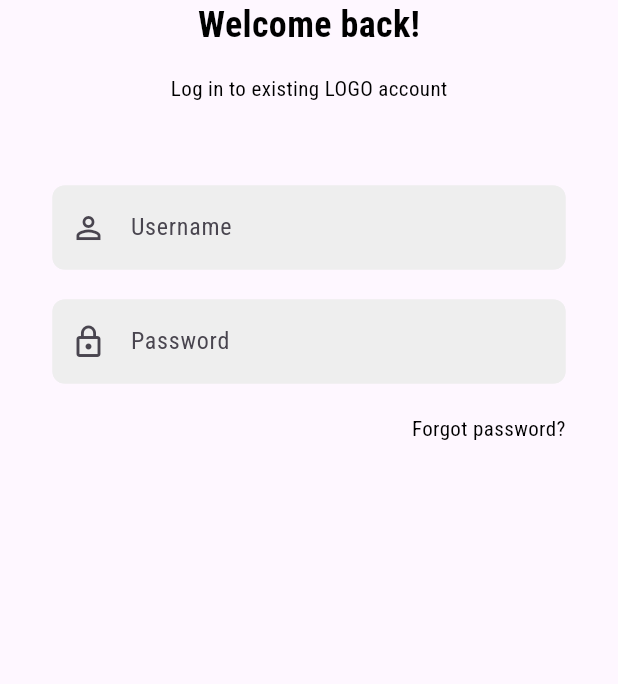
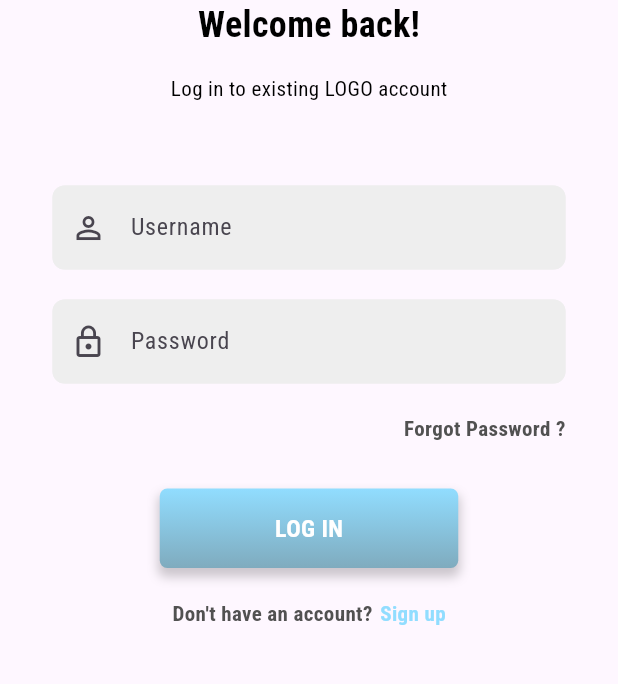
Before and after one commit to MosaadIbrahimB/Modern-Authentication-App, a Flutter app: the screen it shows after launch, on a phone screen of 412 x 824 dp, the part 380-1064 px from its top. Run offline on Flutter 3.47's test engine with Material 3 defaults, Android fonts, the phone set to English and light mode, and no system bars; our stand-ins replace flutter_svg.

Commit message:
add login screen +finish all but  todo icon in footer screen

```diff
--- a/lib/feature/auth/screen/login_screen.dart
+++ b/lib/feature/auth/screen/login_screen.dart
@@ -1,6 +1,7 @@
 import 'package:flutter/material.dart';
 import 'package:flutter_svg/svg.dart';
 import 'package:modern_authentication_app/core/widget/logo_widget.dart';
+import 'package:modern_authentication_app/utils/app_color.dart';
 
 import '../widget/password_text_form_field_widget.dart';
 import '../widget/text_form_field_widget.dart';
@@ -65,8 +66,29 @@ class LoginScreen extends StatelessWidget {
                     mainAxisAlignment: MainAxisAlignment.end,
                     children: [
                       Text(
-                        "Forgot password?",
-                        style: AppTextStyle.roboto14BlackW400
+                        "Forgot Password ?",
+                        style: AppTextStyle.roboto14BlackW700
+                      ),
+                    ],
+                  ),
+                  SizedBox(height: 30),
+
+                  ButtonWidget(),
+                  SizedBox(height: 20),
+                  Row(
+                    mainAxisAlignment: MainAxisAlignment.center,
+                    children: [
+                      Text(
+                        "Don't have an account?",
+                        style: AppTextStyle.roboto14BlackW700
+                      ),
+                      SizedBox(width: 5),
+                      Text(
+                        "Sign up",
+                        style: AppTextStyle.roboto14BlackW700.copyWith(
+                          color: AppColor.primary,
+                          fontWeight: FontWeight.w700,
+                        ),
                       ),
                     ],
                   ),
@@ -80,11 +102,61 @@ class LoginScreen extends StatelessWidget {
   }
 }
 
+class ButtonWidget extends StatelessWidget {
+  const ButtonWidget({
+    super.key,
+  });
+
+  @override
+  Widget build(BuildContext context) {
+    return InkWell(
+      onTap: (){},
+      child: Container(
+        alignment: Alignment.center,
+        decoration: BoxDecoration(
+          boxShadow: [
+            BoxShadow(
+              color: Colors.black.withOpacity(0.2),
+              spreadRadius: 1,
+              blurRadius: 5,
+              offset: Offset(0, 5), // اتجاه الظل
+            ),
+          ],
+          borderRadius: BorderRadius.circular(5),
+          color: Colors.blue,
+          gradient: LinearGradient(colors: [
+            AppColor.primary,
+            AppColor.secondary
+          ],
+          begin: Alignment.topCenter,
+          end: Alignment.bottomCenter,
+
+          ),
+
+        ),
+        width: 199,
+        height: 53,
+        child: Text("LOG IN",
+          style: AppTextStyle.roboto16WhiteW700,
+
+        ),
+
+      ),
+    );
+  }
+}
+
 class AppTextStyle {
-  static TextStyle roboto14BlackW400 = TextStyle(
+  static TextStyle roboto14BlackW700 = TextStyle(
     fontSize: 14,
-    fontWeight: FontWeight.w400,
-    color: Colors.black,
+    fontWeight: FontWeight.w700,
+    color: Color(0xff515151),
+    fontFamily: "Roboto",
+  );
+  static TextStyle roboto16WhiteW700 = TextStyle(
+    fontSize: 16,
+    fontWeight: FontWeight.w700,
+    color: Colors.white,
     fontFamily: "Roboto",
   );
 }
```
